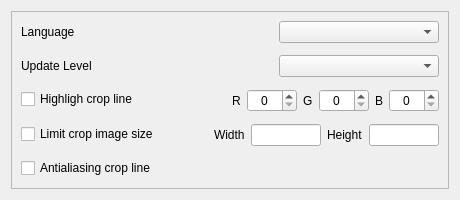
This is frontend/src/app/settings_dialog.ui in JaderoChan/ContentAwareImageCrop as Qt 5 draws it before an edit. The edited form follows.
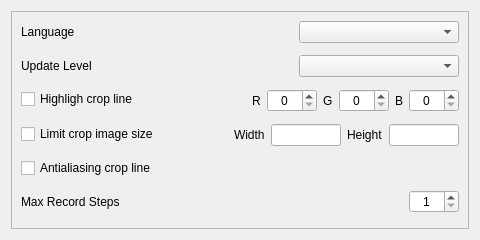
This is the edited form.

Commit message: 实装了 MaxRecordSteps 选项并修复了撤销与重做功能相关的 Bug

Diff of the .ui file:
```diff
--- a/frontend/src/app/settings_dialog.ui
+++ b/frontend/src/app/settings_dialog.ui
@@ -6,8 +6,8 @@
    <rect>
     <x>0</x>
     <y>0</y>
-    <width>460</width>
-    <height>200</height>
+    <width>480</width>
+    <height>240</height>
    </rect>
   </property>
   <property name="windowTitle">
@@ -27,8 +27,8 @@
        <rect>
         <x>0</x>
         <y>0</y>
-        <width>440</width>
-        <height>180</height>
+        <width>460</width>
+        <height>220</height>
        </rect>
       </property>
       <layout class="QFormLayout" name="formLayout">
@@ -401,6 +401,72 @@
          </property>
         </widget>
        </item>
+       <item row="5" column="0">
+        <widget class="QLabel" name="maxRecordStepsTextLabel">
+         <property name="text">
+          <string>Max Record Steps</string>
+         </property>
+        </widget>
+       </item>
+       <item row="5" column="1">
+        <widget class="QWidget" name="widget_5" native="true">
+         <layout class="QHBoxLayout" name="horizontalLayout_5">
+          <property name="leftMargin">
+           <number>0</number>
+          </property>
+          <property name="topMargin">
+           <number>0</number>
+          </property>
+          <property name="rightMargin">
+           <number>0</number>
+          </property>
+          <property name="bottomMargin">
+           <number>0</number>
+          </property>
+          <item>
+           <spacer name="horizontalSpacer_5">
+            <property name="orientation">
+             <enum>Qt::Horizontal</enum>
+            </property>
+            <property name="sizeHint" stdset="0">
+             <size>
+              <width>232</width>
+              <height>20</height>
+             </size>
+            </property>
+           </spacer>
+          </item>
+          <item>
+           <widget class="QSpinBox" name="maxRecordStepsSpinBox">
+            <property name="minimumSize">
+             <size>
+              <width>50</width>
+              <height>0</height>
+             </size>
+            </property>
+            <property name="maximumSize">
+             <size>
+              <width>50</width>
+              <height>16777215</height>
+             </size>
+            </property>
+            <property name="focusPolicy">
+             <enum>Qt::StrongFocus</enum>
+            </property>
+            <property name="alignment">
+             <set>Qt::AlignCenter</set>
+            </property>
+            <property name="minimum">
+             <number>1</number>
+            </property>
+            <property name="maximum">
+             <number>20</number>
+            </property>
+           </widget>
+          </item>
+         </layout>
+        </widget>
+       </item>
       </layout>
      </widget>
     </widget>
```
Left out of the diff: 9 changed lines with no effect on the pictures. The commit also changes 6 other files.
